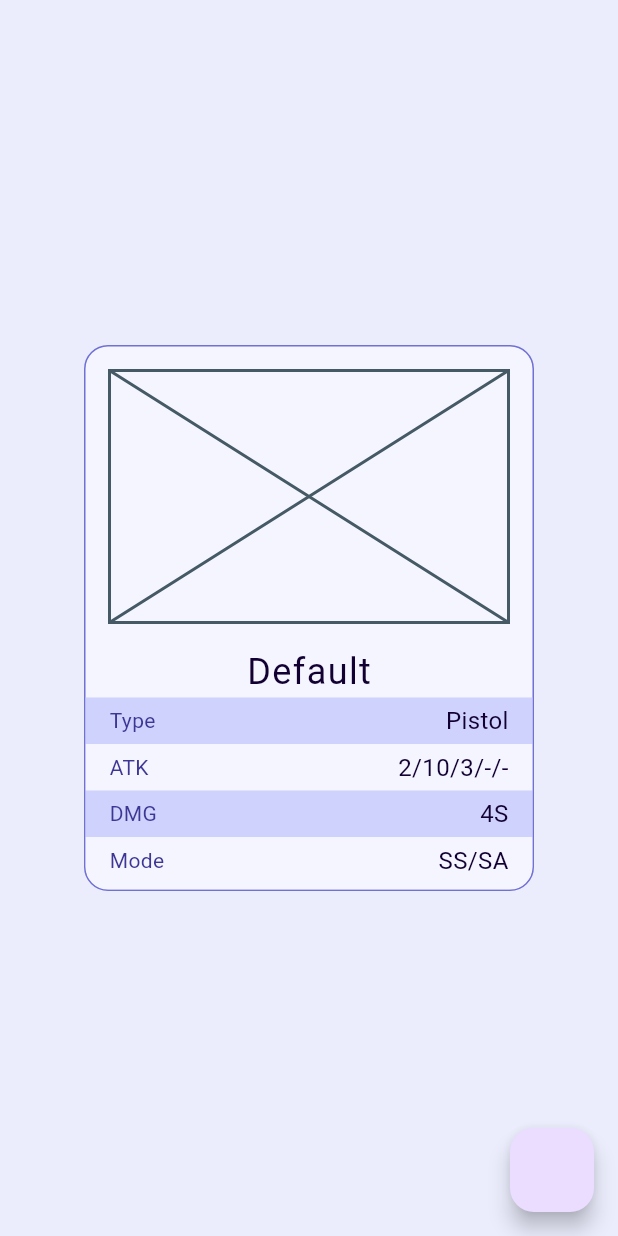
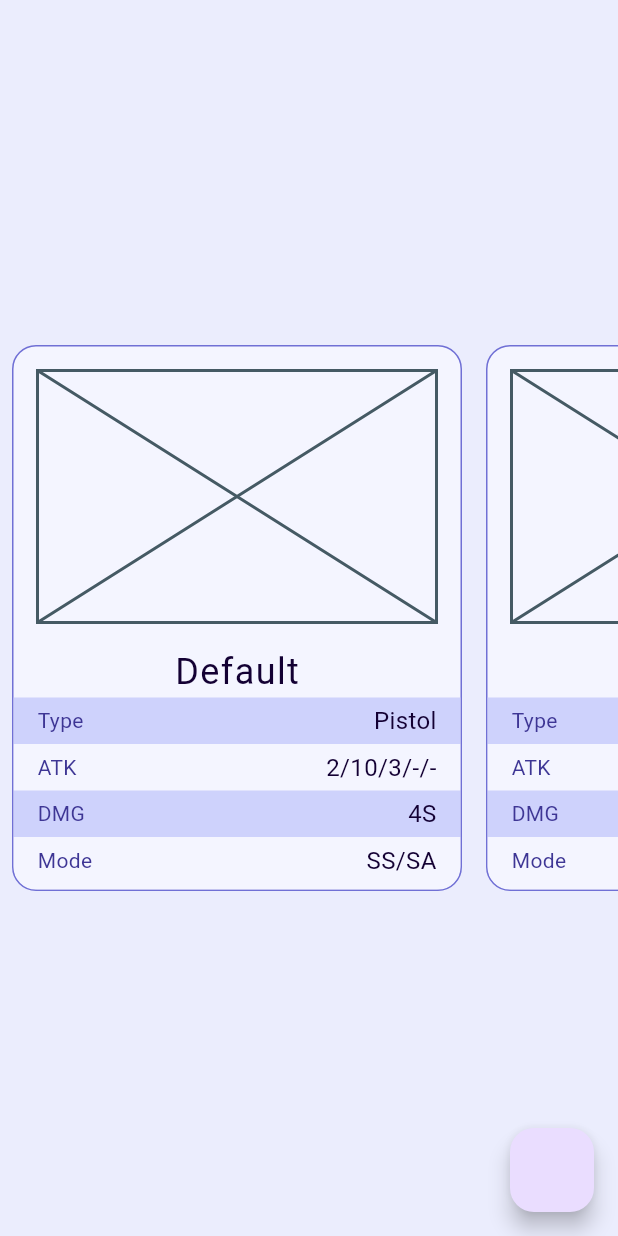
Before and after one commit to osekine/shadowrun_6e_player_helper, a Flutter app: the screen it shows after launch, on a phone screen of 412 x 824 dp. Run offline on Flutter 3.47's test engine with Material 3 defaults, Android fonts, the phone set to English and light mode, and no system bars; missing offline and left inert: theme_tailor_annotation; Roboto replaces fonts that are missing (Ubuntu Sans).

Commit message:
сard carousel prototype

```diff
--- a/lib/main.dart
+++ b/lib/main.dart
@@ -1,7 +1,6 @@
 import 'package:flutter/material.dart';
 import 'package:shadowrun_6e_player_helper/utils/app_themes.dart';
-import 'package:shadowrun_6e_player_helper/view/features/items/item_card.dart';
-import 'package:shadowrun_6e_player_helper_view_model/shadowrun_6e_player_helper_view_model.dart';
+import 'package:shadowrun_6e_player_helper/view/features/items/item_carousel.dart';
 
 void main() {
   runApp(const MainApp());
@@ -32,7 +31,7 @@ class _MainAppState extends State<MainApp> {
         builder: (context) {
           return Scaffold(
             backgroundColor: context.appTheme.background,
-            body: Center(child: ItemCard(vm: defaultItem)),
+            body: ItemCarousel(),
             floatingActionButton: FloatingActionButton(onPressed: _toggleTheme),
           );
         },
--- /dev/null
+++ b/lib/view/features/items/item_carousel.dart
@@ -0,0 +1,60 @@
+import 'package:flutter/material.dart';
+import 'package:shadowrun_6e_player_helper_view_model/shadowrun_6e_player_helper_view_model.dart';
+
+import 'item_card.dart';
+
+final _testList = [defaultItem, defaultItem, defaultItem];
+
+class ItemCarousel extends StatefulWidget {
+  const ItemCarousel({super.key});
+
+  @override
+  State<ItemCarousel> createState() => _ItemCarouselState();
+}
+
+class _ItemCarouselState extends State<ItemCarousel> {
+  final _controller = ScrollController();
+
+  @override
+  void initState() {
+    super.initState();
+
+    _controller.addListener(() => debugPrint('${_controller.offset}'));
+  }
+
+  @override
+  Widget build(BuildContext context) {
+    final amount = _testList.length;
+
+    return CustomScrollView(
+      controller: _controller,
+      scrollDirection: Axis.horizontal,
+      slivers: [
+        SliverList(delegate: _ItemCarouselDelegate(children: _testList)),
+      ],
+    );
+  }
+}
+
+class _ItemCarouselDelegate extends SliverChildDelegate {
+  final List<IItemViewModel> children;
+
+  _ItemCarouselDelegate({required this.children});
+
+  @override
+  Widget? build(BuildContext context, int index) {
+    if (index == children.length) return null;
+    return Padding(
+      padding: const EdgeInsets.all(8.0),
+      child: Center(child: ItemCard(vm: children[index])),
+    );
+  }
+
+  @override
+  bool shouldRebuild(_ItemCarouselDelegate oldDelegate) {
+    return children != oldDelegate.children;
+  }
+
+  @override
+  int? get estimatedChildCount => children.length;
+}
```
